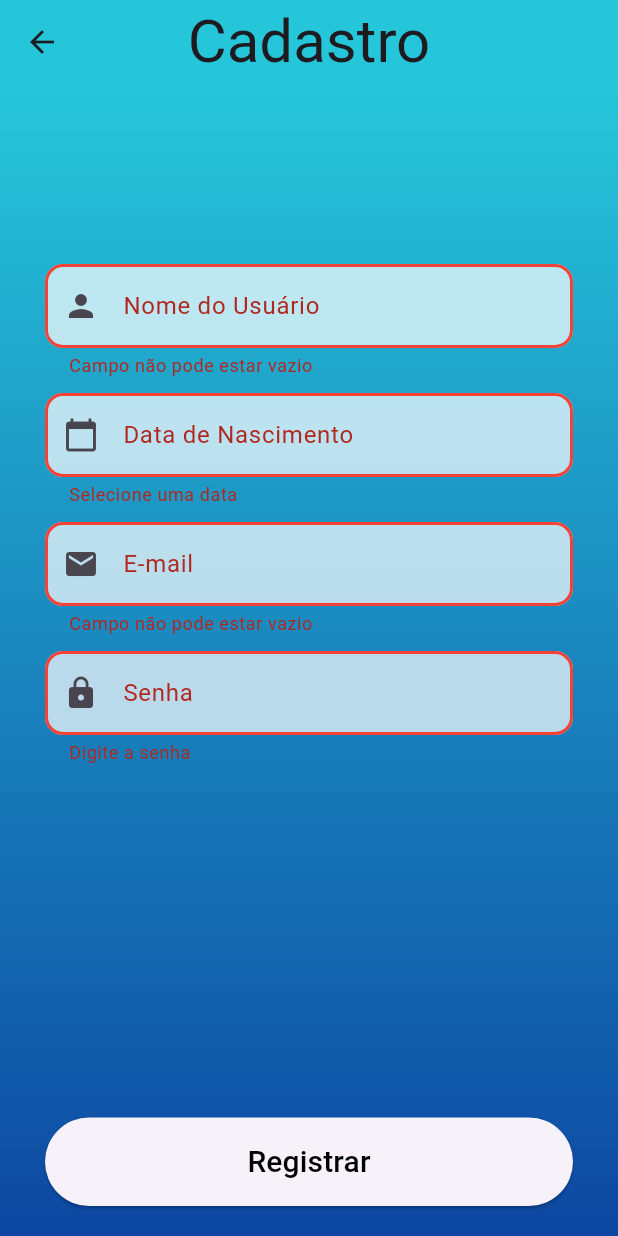
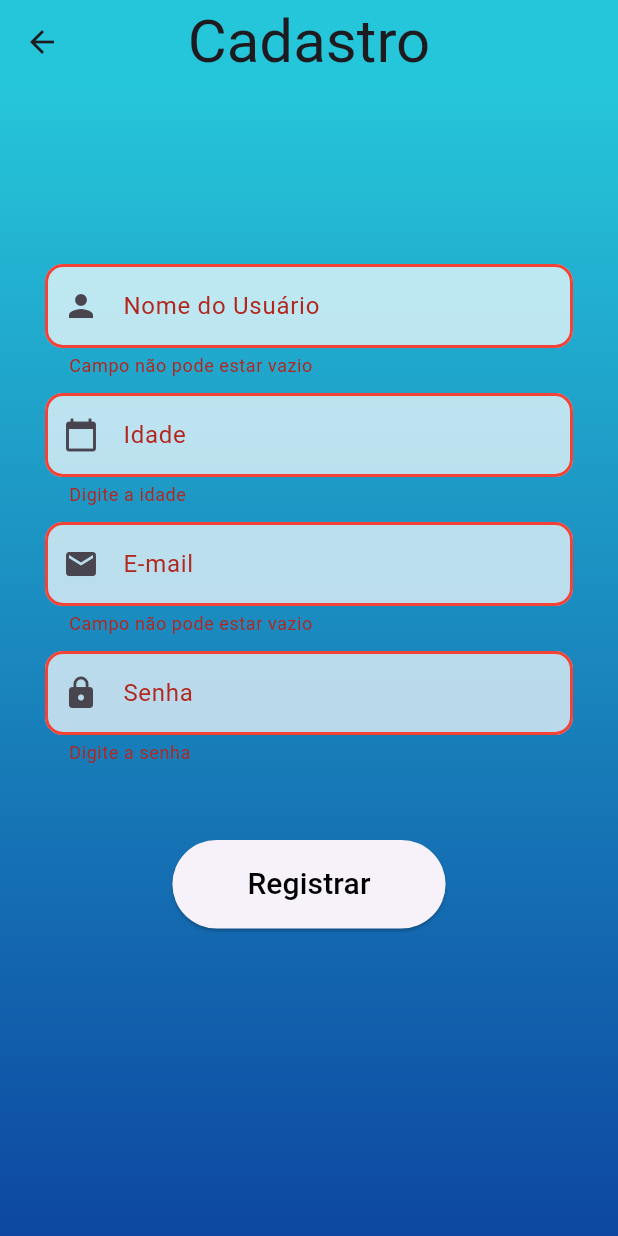
Before and after one commit to caiolara090/GameStore, a Flutter app: the RegistrationScreen screen opened directly, after a tap on "Registrar", on a phone screen of 412 x 824 dp. Run offline on Flutter 3.47's test engine with Material 3 defaults, Android fonts, the phone set to English and light mode, and no system bars; our stand-ins replace shared_preferences, validators; missing offline and left inert: webview_cookie_manager; accounts and stored records are empty.

Commit message:
Linkando Cadastro

```diff
--- a/frontend/lib/PaginaCadastro.dart
+++ b/frontend/lib/PaginaCadastro.dart
@@ -1,6 +1,7 @@
+import 'dart:convert';
 import 'package:flutter/material.dart';
+import 'package:http/http.dart' as http;
 import 'package:validators/validators.dart';
-import 'dart:convert';
 
 class RegistrationScreen extends StatefulWidget {
   const RegistrationScreen({Key? key}) : super(key: key);
@@ -11,7 +12,7 @@ class RegistrationScreen extends StatefulWidget {
 
 class _RegistrationScreenState extends State<RegistrationScreen> {
   final TextEditingController _nameController = TextEditingController();
-  final TextEditingController _dobController = TextEditingController();
+  final TextEditingController _ageController = TextEditingController();
   final TextEditingController _emailController = TextEditingController();
   final TextEditingController _passwordController = TextEditingController();
   final GlobalKey<FormState> _formKey = GlobalKey<FormState>();
@@ -36,6 +37,7 @@ class _RegistrationScreenState extends State<RegistrationScreen> {
       body: Stack(
         children: [
           Container(
+            height: MediaQuery.of(context).size.height,
             decoration: BoxDecoration(
               gradient: LinearGradient(
                 begin: Alignment.topCenter,
@@ -65,7 +67,7 @@ class _RegistrationScreenState extends State<RegistrationScreen> {
                             if (value.length > 20) {
                               return 'Nome deve ter no máximo 20 caracteres';
                             }
-                            if (!RegExp(r'^[a-zA-ZÀ-ÿ ]+$').hasMatch(value)) {
+                            if (!RegExp(r'^[a-zA-ZÀ-ÖØ-öø-ÿ\s]+$').hasMatch(value)) {
                               return 'Digite apenas letras';
                             }
                             return null;
@@ -73,12 +75,17 @@ class _RegistrationScreenState extends State<RegistrationScreen> {
                           icon: Icons.person,
                         ),
                         const SizedBox(height: 10),
-                        _buildDateField(
-                          context: context,
-                          controller: _dobController,
-                          labelText: 'Data de Nascimento',
+                        _buildAgeField(
+                          controller: _ageController,
+                          labelText: 'Idade',
                           validator: (value) {
-                            return value!.isEmpty ? 'Selecione uma data' : null;
+                            if (value!.isEmpty) {
+                              return 'Digite a idade';
+                            }
+                            if (!isNumeric(value)) {
+                              return 'Idade deve ser um número';
+                            }
+                            return null;
                           },
                           icon: Icons.calendar_today,
                         ),
@@ -114,31 +121,20 @@ class _RegistrationScreenState extends State<RegistrationScreen> {
                           icon: Icons.lock,
                         ),
                         const SizedBox(height: 50), // Espaço adicional
-                      ],
-                    ),
-                  ),
-                ],
-              ),
-            ),
-          ),
-          Positioned(
-            bottom: 20,
-            left: 0, // Adjust to zero to make it align with the edges
-            right: 0, // Adjust to zero to make it align with the edges
-            child: SizedBox(
-              width: double.infinity, // Take full width
-              child: Padding(
-                padding: const EdgeInsets.symmetric(horizontal: 30.0),
-                child: ElevatedButton(
+                        ElevatedButton(
                           onPressed: _register,
                           style: ElevatedButton.styleFrom(
-                    padding: const EdgeInsets.symmetric(vertical: 15.0),
+                            padding: const EdgeInsets.symmetric(vertical: 15.0, horizontal: 50),
                           ),
                           child: const Text(
                             'Registrar',
                             style: TextStyle(fontSize: 20.0, color: Colors.black),
                           ),
                         ),
+                      ],
+                    ),
+                  ),
+                ],
               ),
             ),
           ),
@@ -184,8 +180,7 @@ class _RegistrationScreenState extends State<RegistrationScreen> {
     );
   }
 
-  Widget _buildDateField({
-    required BuildContext context,
+  Widget _buildAgeField({
     required TextEditingController controller,
     required String labelText,
     String? Function(String?)? validator,
@@ -193,6 +188,7 @@ class _RegistrationScreenState extends State<RegistrationScreen> {
   }) {
     return TextFormField(
       controller: controller,
+      keyboardType: TextInputType.number,
       decoration: InputDecoration(
         labelText: labelText,
         prefixIcon: icon != null ? Icon(icon) : null,
@@ -215,50 +211,64 @@ class _RegistrationScreenState extends State<RegistrationScreen> {
         ),
       ),
       validator: validator,
-      onTap: () async {
-        FocusScope.of(context).requestFocus(FocusNode());
-        DateTime? pickedDate = await showDatePicker(
-          context: context,
-          initialDate: DateTime.now(),
-          firstDate: DateTime(1900),
-          lastDate: DateTime.now(),
-        );
-        if (pickedDate != null) {
-          String formattedDate = "${pickedDate.day}/${pickedDate.month}/${pickedDate.year}";
-          controller.text = formattedDate;
-        }
-      },
     );
   }
 
-  void _register() {
+  void _register() async {
     if (_formKey.currentState!.validate()) {
       final String name = _nameController.text.trim();
-      final String dob = _dobController.text.trim();
+      final String age = _ageController.text.trim(); // Idade em formato de string
       final String email = _emailController.text.trim();
       final String password = _passwordController.text.trim();
 
-      // Criando um mapa com os dados do formulário
+      // Montando o corpo da requisição JSON
       final Map<String, dynamic> formData = {
-        'name': name,
-        'dob': dob,
         'email': email,
         'password': password,
+        'age': age,
+        'username': name, // Aqui estou usando o nome como username
       };
 
       // Convertendo o mapa em uma string JSON
       final String jsonData = jsonEncode(formData);
 
-      // Aqui você pode fazer o que quiser com o JSON gerado
-      print(jsonData);
+      // Enviando a requisição POST para a API
+      Uri url = Uri.parse('http://10.0.2.2:3000/signup');
+      try {
+        final response = await http.post(
+          url,
+          headers: <String, String>{
+            'Content-Type': 'application/json; charset=UTF-8',
+          },
+          body: jsonData,
+        );
 
-      // Lógica adicional de registro, como enviar para um servidor, etc.
+        // Verificando o status da resposta
+        if (response.statusCode == 200 || response.statusCode == 201) {
           ScaffoldMessenger.of(context).showSnackBar(
             SnackBar(
               backgroundColor: Colors.blue,
               content: Text('Registro bem-sucedido para $name!'),
             ),
           );
+        } else {
+          ScaffoldMessenger.of(context).showSnackBar(
+            SnackBar(
+              backgroundColor: Colors.red,
+              content: Text('Falha no registro. Tente novamente.'),
+            ),
+          );
+          print(response.statusCode);
+          print(response.body);
+        }
+      } catch (e) {
+        ScaffoldMessenger.of(context).showSnackBar(
+          SnackBar(
+            backgroundColor: Colors.red,
+            content: Text('Erro ao conectar com o servidor.'),
+          ),
+        );
       }
     }
   }
+}
```
Lines whose indentation alone changed are shown as unchanged.
